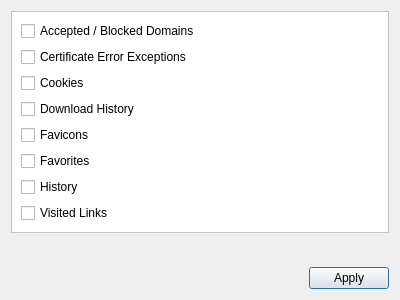
textbrowser/dooble, file 2.x/UI/dooble_clear_items.ui: the form before one commit.
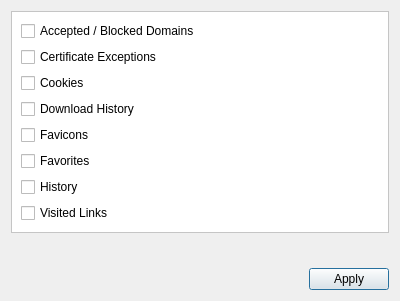
The form after the commit. Icons and pictures are not drawn.

Diff of the .ui file:
```diff
--- a/2.x/UI/dooble_clear_items.ui
+++ b/2.x/UI/dooble_clear_items.ui
@@ -7,7 +7,7 @@
     <x>0</x>
     <y>0</y>
     <width>400</width>
-    <height>300</height>
+    <height>301</height>
    </rect>
   </property>
   <property name="windowTitle">
@@ -40,7 +40,7 @@
       <item>
        <widget class="QCheckBox" name="certificate_error_exceptions">
         <property name="text">
-         <string>Certificate Error Exceptions</string>
+         <string>Certificate Exceptions</string>
         </property>
        </widget>
       </item>
```
Left out of the diff: 4 changed lines with no effect on the pictures.
